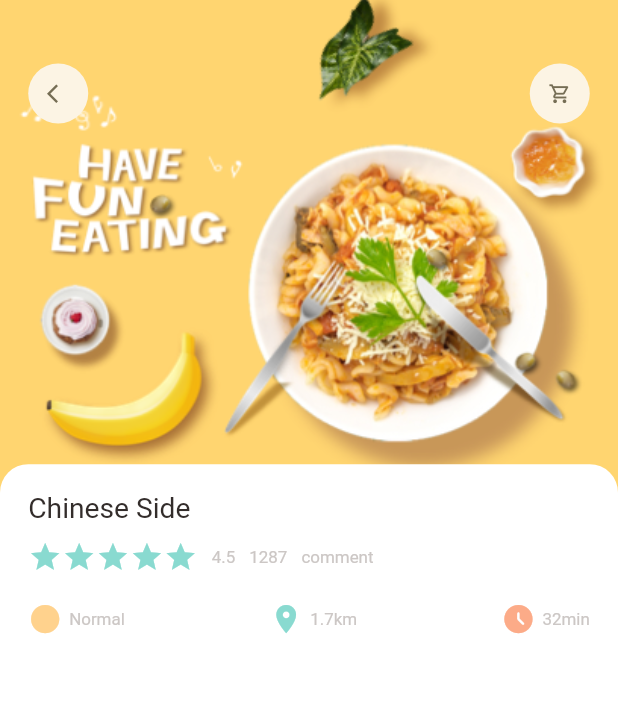
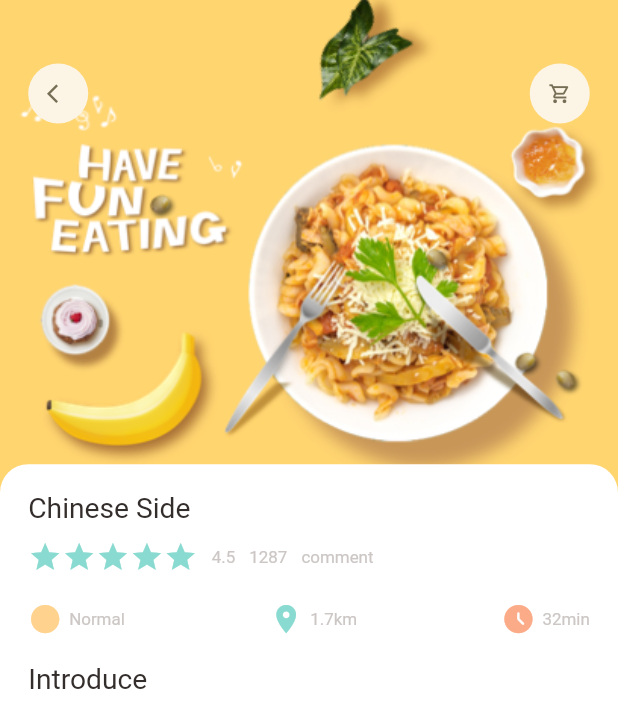
Before and after one commit to AmirMohammad79/food_delivery, a Flutter app: the screen it shows after launch, on a phone screen of 412 x 824 dp. Shown: the top 728 px of the screen. Run offline on Flutter 3.47's test engine with Material 2 defaults, Android fonts, the phone set to English and light mode, and no system bars; our stand-ins replace dots_indicator, get; missing offline and left inert: dart:ffi.

Commit message:
add titleSize new property to AppColumn

```diff
--- a/lib/pages/food/popular_food_detail.dart
+++ b/lib/pages/food/popular_food_detail.dart
@@ -57,9 +57,11 @@ class PopularFoodDetail extends StatelessWidget {
                 )
               ),
               child: Column(
+                crossAxisAlignment: CrossAxisAlignment.start,
               children: [
                 AppColumn(text: "Chinese Side"),
                 SizedBox(height: Dimensions.height20,),
+                BigText(text: "Introduce")
               ],
           ),
             ),)
--- a/lib/widgets/app_column.dart
+++ b/lib/widgets/app_column.dart
@@ -7,14 +7,16 @@ import 'icon_and_text_widget.dart';
 
 class AppColumn extends StatelessWidget {
   final String text;
-  const AppColumn({Key? key, required this.text}) : super(key: key);
+  final double titleSize;
+  const AppColumn({Key? key, required this.text, this.titleSize = 0 })
+      : super(key: key);
 
   @override
   Widget build(BuildContext context) {
     return Column(
       crossAxisAlignment: CrossAxisAlignment.start,
       children: [
-        BigText(text: text),
+        BigText(text: text , size: titleSize,),
         SizedBox(
           height: Dimensions.height10,
         ),
```
